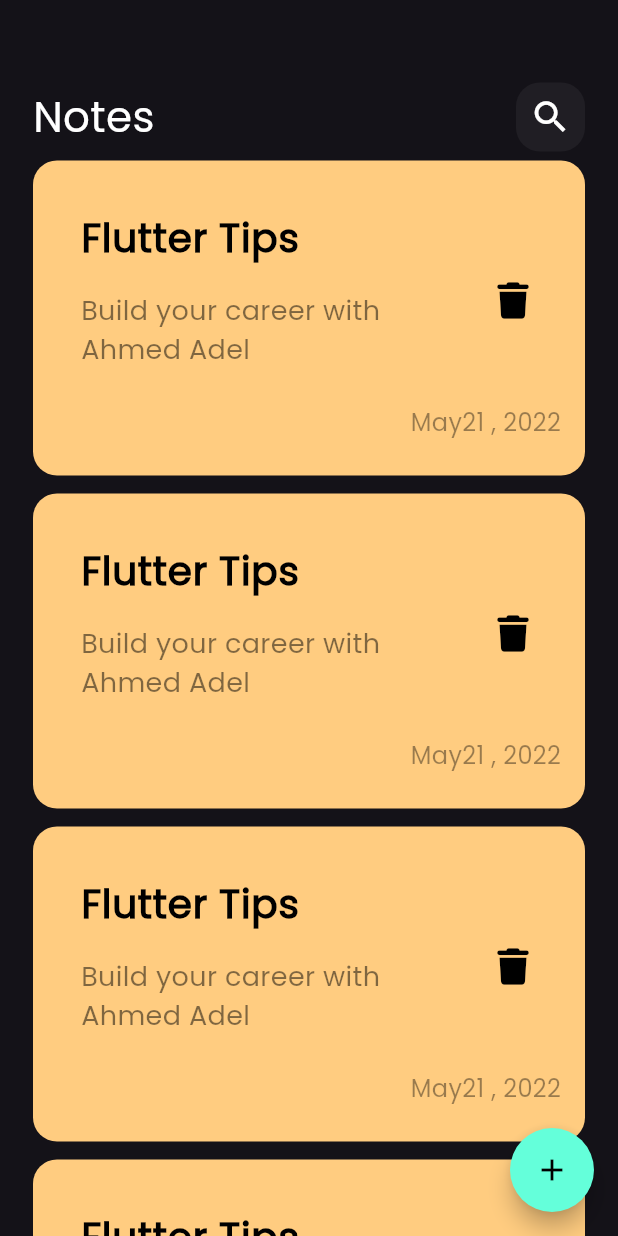
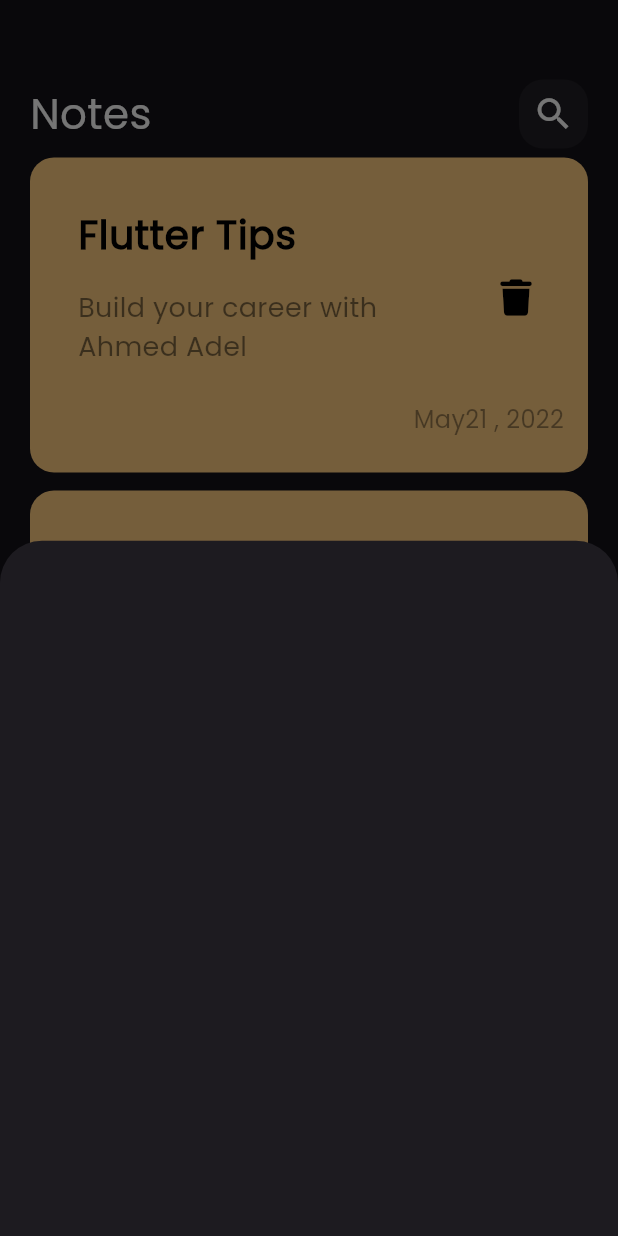
Before and after one commit to AhmedAdel8/notes_app, a Flutter app: the screen it shows after launch, after a tap on the "add" icon, on a phone screen of 412 x 824 dp. Run offline on Flutter 3.47's test engine with Material 3 defaults, Android fonts, the phone set to English and light mode, and no system bars; our stand-ins replace font_awesome_flutter.

Commit message:
show modal bottom sheet

```diff
--- a/lib/views/notes_view.dart
+++ b/lib/views/notes_view.dart
@@ -1,4 +1,5 @@
 import 'package:flutter/material.dart';
+import 'package:notes_app/widgets/add_note_bottom_sheet.dart';
 import 'package:notes_app/widgets/notes_view_body.dart';
 
 class NotesView extends StatelessWidget {
@@ -10,12 +11,17 @@ class NotesView extends StatelessWidget {
       floatingActionButton: FloatingActionButton(
         backgroundColor: Colors.tealAccent,
         shape: CircleBorder(),
-        onPressed: () {},
-        child: const
-        Icon(
-          color:Colors.black ,
+        onPressed: () {
+          showModalBottomSheet(
+              context: context,
+              builder: (context) {
+                return const AddNoteBottomSheet();
+              });
+        },
+        child: const Icon(
+          color: Colors.black,
           Icons.add,
-          ),
+        ),
       ),
       body: NotesViewBody(),
     );
--- /dev/null
+++ b/lib/widgets/add_note_bottom_sheet.dart
@@ -0,0 +1,10 @@
+import 'package:flutter/material.dart';
+
+class AddNoteBottomSheet extends StatelessWidget {
+  const AddNoteBottomSheet({super.key});
+
+  @override
+  Widget build(BuildContext context) {
+    return Container();
+  }
+}
--- a/lib/widgets/notes_list_view.dart
+++ b/lib/widgets/notes_list_view.dart
@@ -6,7 +6,9 @@ class NotesListView extends StatelessWidget {
 
   @override
   Widget build(BuildContext context) {
-    return ListView.builder(itemBuilder: (context, index) {
+    return ListView.builder(
+      padding: EdgeInsets.zero,
+      itemBuilder: (context, index) {
       return Padding(
         padding: const EdgeInsets.symmetric(vertical: 6),
         child: const NoteItem(),
--- a/lib/widgets/notes_view_body.dart
+++ b/lib/widgets/notes_view_body.dart
@@ -9,11 +9,11 @@ class NotesViewBody extends StatelessWidget {
   @override
   Widget build(BuildContext context) {
     return Padding(
-      padding: const EdgeInsets.symmetric(horizontal: 22),
+      padding: const EdgeInsets.symmetric(horizontal: 20),
       child: Column(
         children: const [
           SizedBox(
-            height: 55,
+            height: 53,
           ),
           CustomAppBar(),
           Expanded(child: NotesListView()),
```
